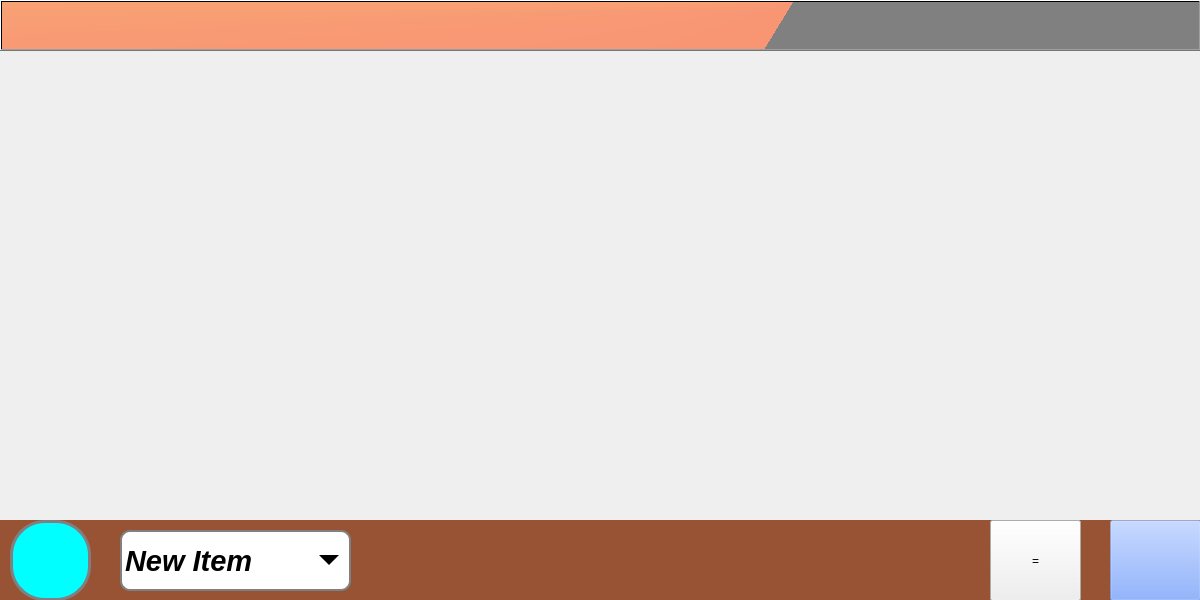
Qt form mainwindow.ui (ATG-cmd/ATG-VA) before a commit.
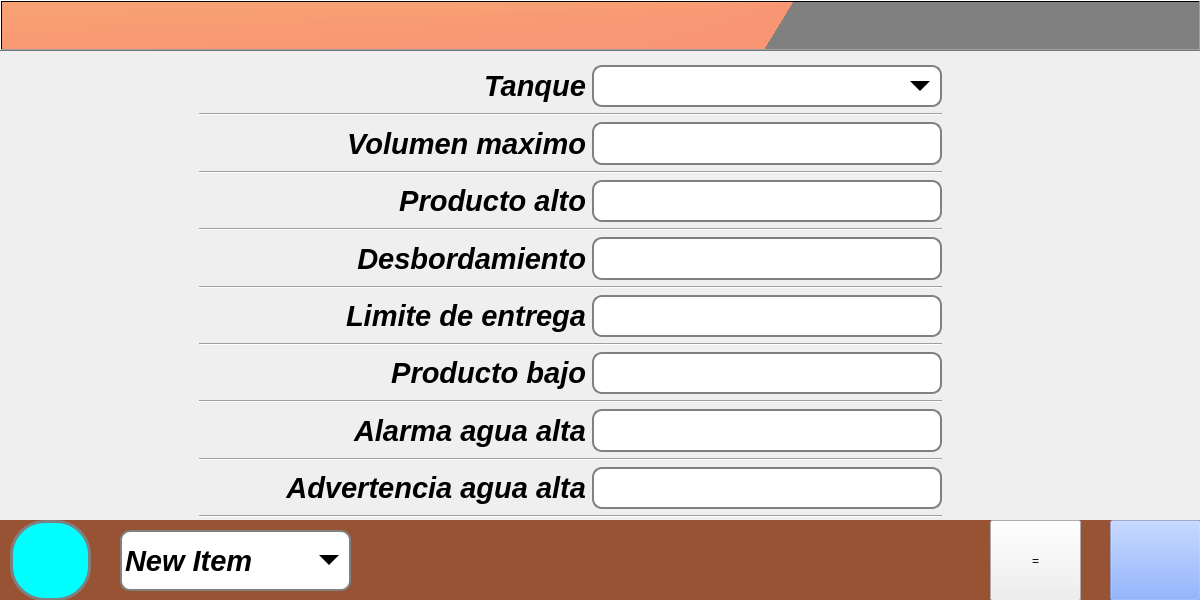
The same form after that commit. The open tabs and pages were chosen to show the change. Icons and pictures are not drawn.

Commit message: primer commit en Abdiel03

```diff
--- a/mainwindow.ui
+++ b/mainwindow.ui
@@ -3864,7 +3864,316 @@
       </property>
      </widget>
     </widget>
-    <widget class="QWidget" name="LimitesTank"/>
+    <widget class="QWidget" name="LimitesTank">
+     <widget class="QScrollArea" name="scrollArea_2">
+      <property name="geometry">
+       <rect>
+        <x>190</x>
+        <y>10</y>
+        <width>761</width>
+        <height>471</height>
+       </rect>
+      </property>
+      <property name="verticalScrollBarPolicy">
+       <enum>Qt::ScrollBarAsNeeded</enum>
+      </property>
+      <property name="widgetResizable">
+       <bool>true</bool>
+      </property>
+      <widget class="QWidget" name="scrollAreaWidgetContents_2">
+       <property name="geometry">
+        <rect>
+         <x>0</x>
+         <y>0</y>
+         <width>761</width>
+         <height>471</height>
+        </rect>
+       </property>
+       <layout class="QGridLayout" name="gridLayout_9">
+        <item row="8" column="0">
+         <widget class="QLabel" name="label_24">
+          <property name="font">
+           <font>
+            <pointsize>22</pointsize>
+            <weight>75</weight>
+            <italic>true</italic>
+            <bold>true</bold>
+           </font>
+          </property>
+          <property name="text">
+           <string>Limite de entrega</string>
+          </property>
+          <property name="alignment">
+           <set>Qt::AlignRight|Qt::AlignTrailing|Qt::AlignVCenter</set>
+          </property>
+         </widget>
+        </item>
+        <item row="14" column="0">
+         <widget class="QLabel" name="label_30">
+          <property name="font">
+           <font>
+            <pointsize>22</pointsize>
+            <weight>75</weight>
+            <italic>true</italic>
+            <bold>true</bold>
+           </font>
+          </property>
+          <property name="text">
+           <string>Advertencia agua alta</string>
+          </property>
+          <property name="alignment">
+           <set>Qt::AlignRight|Qt::AlignTrailing|Qt::AlignVCenter</set>
+          </property>
+         </widget>
+        </item>
+        <item row="5" column="0" colspan="2">
+         <widget class="Line" name="line_32">
+          <property name="orientation">
+           <enum>Qt::Horizontal</enum>
+          </property>
+         </widget>
+        </item>
+        <item row="15" column="0" colspan="2">
+         <widget class="Line" name="line_37">
+          <property name="orientation">
+           <enum>Qt::Horizontal</enum>
+          </property>
+         </widget>
+        </item>
+        <item row="10" column="0">
+         <widget class="QLabel" name="label_26">
+          <property name="font">
+           <font>
+            <pointsize>22</pointsize>
+            <weight>75</weight>
+            <italic>true</italic>
+            <bold>true</bold>
+           </font>
+          </property>
+          <property name="text">
+           <string>Producto bajo</string>
+          </property>
+          <property name="alignment">
+           <set>Qt::AlignRight|Qt::AlignTrailing|Qt::AlignVCenter</set>
+          </property>
+         </widget>
+        </item>
+        <item row="7" column="0" colspan="2">
+         <widget class="Line" name="line_33">
+          <property name="orientation">
+           <enum>Qt::Horizontal</enum>
+          </property>
+         </widget>
+        </item>
+        <item row="0" column="0">
+         <widget class="QLabel" name="label_6">
+          <property name="font">
+           <font>
+            <pointsize>22</pointsize>
+            <weight>75</weight>
+            <italic>true</italic>
+            <bold>true</bold>
+           </font>
+          </property>
+          <property name="text">
+           <string>Tanque</string>
+          </property>
+          <property name="alignment">
+           <set>Qt::AlignRight|Qt::AlignTrailing|Qt::AlignVCenter</set>
+          </property>
+         </widget>
+        </item>
+        <item row="8" column="1">
+         <widget class="QLineEdit" name="Line_limite_entrega">
+          <property name="maximumSize">
+           <size>
+            <width>350</width>
+            <height>50</height>
+           </size>
+          </property>
+         </widget>
+        </item>
+        <item row="2" column="1">
+         <widget class="QLineEdit" name="Line_volumen_maximo">
+          <property name="maximumSize">
+           <size>
+            <width>350</width>
+            <height>50</height>
+           </size>
+          </property>
+         </widget>
+        </item>
+        <item row="14" column="1">
+         <widget class="QLineEdit" name="Line_advertencia_agua">
+          <property name="maximumSize">
+           <size>
+            <width>350</width>
+            <height>50</height>
+           </size>
+          </property>
+         </widget>
+        </item>
+        <item row="6" column="0">
+         <widget class="QLabel" name="label_22">
+          <property name="font">
+           <font>
+            <pointsize>22</pointsize>
+            <weight>75</weight>
+            <italic>true</italic>
+            <bold>true</bold>
+           </font>
+          </property>
+          <property name="text">
+           <string>Desbordamiento</string>
+          </property>
+          <property name="alignment">
+           <set>Qt::AlignRight|Qt::AlignTrailing|Qt::AlignVCenter</set>
+          </property>
+         </widget>
+        </item>
+        <item row="9" column="0" colspan="2">
+         <widget class="Line" name="line_34">
+          <property name="orientation">
+           <enum>Qt::Horizontal</enum>
+          </property>
+         </widget>
+        </item>
+        <item row="3" column="0" colspan="2">
+         <widget class="Line" name="line_31">
+          <property name="orientation">
+           <enum>Qt::Horizontal</enum>
+          </property>
+         </widget>
+        </item>
+        <item row="2" column="0">
+         <widget class="QLabel" name="label_16">
+          <property name="font">
+           <font>
+            <pointsize>22</pointsize>
+            <weight>75</weight>
+            <italic>true</italic>
+            <bold>true</bold>
+           </font>
+          </property>
+          <property name="text">
+           <string>Volumen maximo</string>
+          </property>
+          <property name="alignment">
+           <set>Qt::AlignRight|Qt::AlignTrailing|Qt::AlignVCenter</set>
+          </property>
+         </widget>
+        </item>
+        <item row="12" column="1">
+         <widget class="QLineEdit" name="Line_alarma_agua">
+          <property name="maximumSize">
+           <size>
+            <width>350</width>
+            <height>50</height>
+           </size>
+          </property>
+         </widget>
+        </item>
+        <item row="6" column="1">
+         <widget class="QLineEdit" name="Line_producto_alto">
+          <property name="maximumSize">
+           <size>
+            <width>350</width>
+            <height>50</height>
+           </size>
+          </property>
+         </widget>
+        </item>
+        <item row="4" column="1">
+         <widget class="QLineEdit" name="Line_producto_bajo">
+          <property name="maximumSize">
+           <size>
+            <width>350</width>
+            <height>50</height>
+           </size>
+          </property>
+         </widget>
+        </item>
+        <item row="0" column="1">
+         <widget class="QComboBox" name="Combo_tanque_limites">
+          <property name="maximumSize">
+           <size>
+            <width>350</width>
+            <height>50</height>
+           </size>
+          </property>
+         </widget>
+        </item>
+        <item row="1" column="0" colspan="2">
+         <widget class="Line" name="line_30">
+          <property name="orientation">
+           <enum>Qt::Horizontal</enum>
+          </property>
+         </widget>
+        </item>
+        <item row="11" column="0" colspan="2">
+         <widget class="Line" name="line_35">
+          <property name="orientation">
+           <enum>Qt::Horizontal</enum>
+          </property>
+         </widget>
+        </item>
+        <item row="10" column="1">
+         <widget class="QLineEdit" name="Line_desbordamiento">
+          <property name="maximumSize">
+           <size>
+            <width>350</width>
+            <height>50</height>
+           </size>
+          </property>
+         </widget>
+        </item>
+        <item row="4" column="0">
+         <widget class="QLabel" name="label_19">
+          <property name="font">
+           <font>
+            <pointsize>22</pointsize>
+            <weight>75</weight>
+            <italic>true</italic>
+            <bold>true</bold>
+           </font>
+          </property>
+          <property name="text">
+           <string>Producto alto</string>
+          </property>
+          <property name="alignment">
+           <set>Qt::AlignRight|Qt::AlignTrailing|Qt::AlignVCenter</set>
+          </property>
+         </widget>
+        </item>
+        <item row="12" column="0">
+         <widget class="QLabel" name="label_28">
+          <property name="font">
+           <font>
+            <pointsize>22</pointsize>
+            <weight>75</weight>
+            <italic>true</italic>
+            <bold>true</bold>
+           </font>
+          </property>
+          <property name="text">
+           <string>Alarma agua alta</string>
+          </property>
+          <property name="alignment">
+           <set>Qt::AlignRight|Qt::AlignTrailing|Qt::AlignVCenter</set>
+          </property>
+         </widget>
+        </item>
+        <item row="13" column="0" colspan="2">
+         <widget class="Line" name="line_36">
+          <property name="orientation">
+           <enum>Qt::Horizontal</enum>
+          </property>
+         </widget>
+        </item>
+       </layout>
+      </widget>
+     </widget>
+    </widget>
     <widget class="QWidget" name="Entregas">
      <widget class="QComboBox" name="CSelecTank">
       <property name="geometry">
```
Left out of the diff: 2 changed lines with no effect on the pictures.
